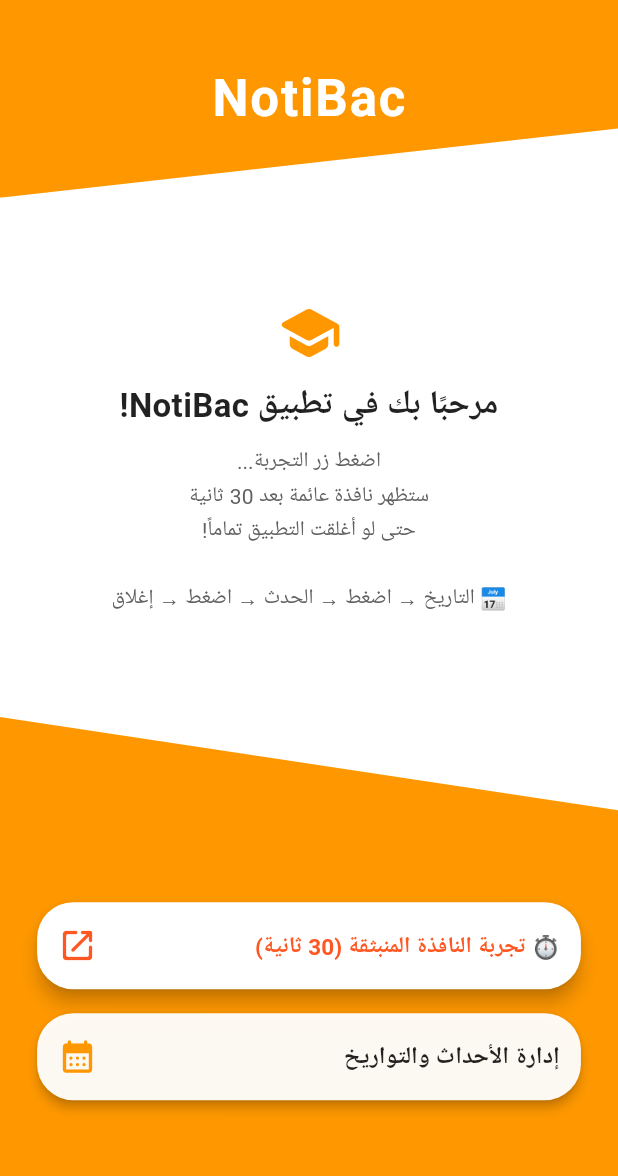
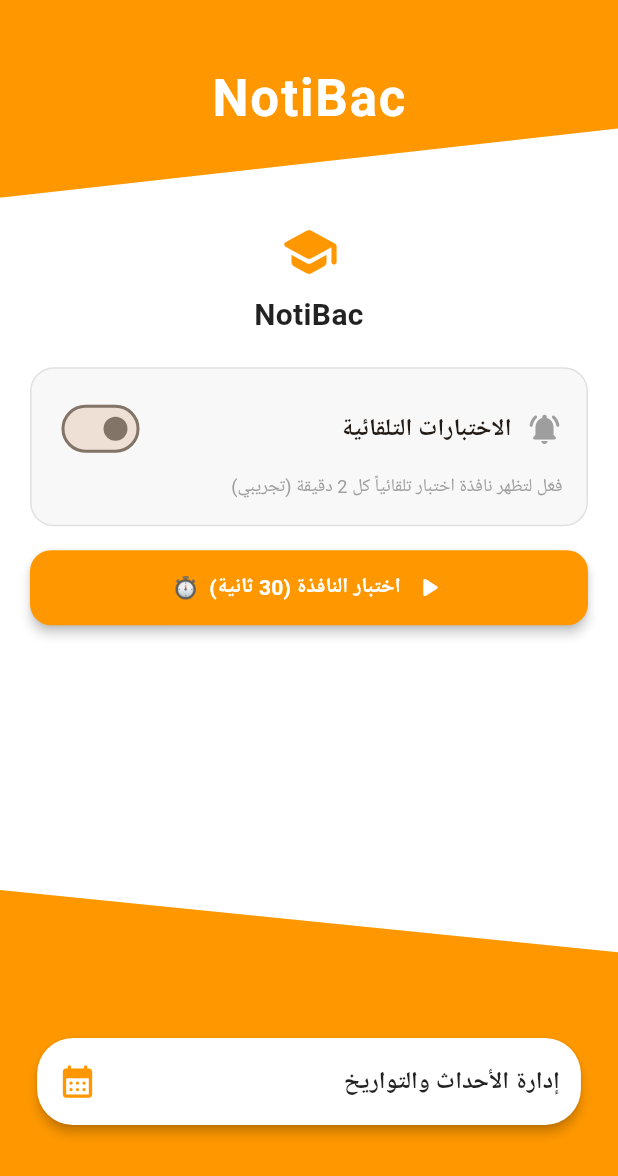
Before and after one commit to Mohamed-Boukra/NotiBac, a Flutter app: the screen it shows after launch, on a phone screen of 412 x 824 dp. Shown: the top 1176 px of the screen. Run offline on Flutter 3.47's test engine with Material 3 defaults, Android fonts, the phone set to English and light mode, and no system bars; our stand-ins replace shared_preferences.

Commit message:
half of the system works , automatic pop ups each 2 min done

```diff
--- a/lib/pages/home_page.dart
+++ b/lib/pages/home_page.dart
@@ -2,6 +2,7 @@
 import 'dart:math';
 import 'package:flutter/material.dart';
 import 'package:flutter/services.dart';
+import 'package:shared_preferences/shared_preferences.dart';
 import '../models/event.dart';
 import '../services/database_service.dart';
 import '../widgets/slant_clipper.dart';
@@ -16,37 +17,50 @@
 
 class _HomePageState extends State<HomePage> {
   static const _ch = MethodChannel('notibac/scheduler');
+
+  // 30-second test state
   bool _running = false;
   int _secs = 30;
   Timer? _timer;
 
+  // Periodic service state
+  bool _periodicEnabled = false;
+
+  @override
+  void initState() {
+    super.initState();
+    _loadPeriodicState();
+  }
+
+  Future<void> _loadPeriodicState() async {
+    final prefs = await SharedPreferences.getInstance();
+    setState(() {
+      _periodicEnabled = prefs.getBool('periodic_enabled') ?? false;
+    });
+  }
+
+  // ── 30-second test ────────────────────────────────────────────────────────
+
   Future<void> _onTestPressed() async {
-    // 1. Check permission via native Kotlin
     final bool granted = await _ch.invokeMethod('checkPermission') ?? false;
     if (!granted) {
       if (!mounted) return;
-      ScaffoldMessenger.of(context).showSnackBar(
-        const SnackBar(
-          content: Text(
-            '🔐 يرجى السماح لـ NotiBac بـ "الظهور فوق التطبيقات" ثم اضغط مرة أخرى',
-            textAlign: TextAlign.right,
-          ),
+      ScaffoldMessenger.of(context).showSnackBar(const SnackBar(
+        content: Text('🔐 فعّل إذن "الظهور فوق التطبيقات" لـ NotiBac ثم اضغط مرة أخرى',
+            textAlign: TextAlign.right),
         backgroundColor: Colors.orange,
         duration: Duration(seconds: 4),
-        ),
-      );
+      ));
       await _ch.invokeMethod('requestPermission');
-      return; // user must press again after granting
+      return;
     }
 
-    // 2. Seed DB and pick a random event
     await DatabaseService.getAllLists();
     List<Event> events = await DatabaseService.getAllEnabledEvents();
     if (events.isEmpty) events = await DatabaseService.getEventsByListId(1);
     if (events.isEmpty || !mounted) return;
     final event = events[Random().nextInt(events.length)];
 
-    // 3. Start native Kotlin foreground service
     await _ch.invokeMethod('scheduleOverlay', {
       'delay_seconds': 30,
       'date': event.date,
@@ -56,18 +70,13 @@
     if (!mounted) return;
     setState(() { _running = true; _secs = 30; });
 
-    ScaffoldMessenger.of(context).showSnackBar(
-      const SnackBar(
-        content: Text(
-          '✅ تم! ستظهر النافذة بعد 30 ثانية — يمكنك إغلاق التطبيق الآن',
-          textAlign: TextAlign.right,
-        ),
+    ScaffoldMessenger.of(context).showSnackBar(const SnackBar(
+      content: Text('✅ ستظهر النافذة بعد 30 ثانية — يمكنك إغلاق التطبيق الآن',
+          textAlign: TextAlign.right),
       backgroundColor: Colors.green,
-        duration: Duration(seconds: 5),
-      ),
-    );
+      duration: Duration(seconds: 4),
+    ));
 
-    // Visual countdown only (real timer runs in native Kotlin service)
     _timer?.cancel();
     _timer = Timer.periodic(const Duration(seconds: 1), (t) {
       if (_secs > 1) {
@@ -79,16 +88,59 @@
     });
   }
 
+  // ── Periodic service toggle ───────────────────────────────────────────────
+
+  Future<void> _togglePeriodic(bool enabled) async {
+    final bool granted = await _ch.invokeMethod('checkPermission') ?? false;
+    if (!granted && enabled) {
+      if (!mounted) return;
+      ScaffoldMessenger.of(context).showSnackBar(const SnackBar(
+        content: Text('🔐 فعّل إذن "الظهور فوق التطبيقات" ثم حاول مجدداً',
+            textAlign: TextAlign.right),
+        backgroundColor: Colors.orange,
+      ));
+      await _ch.invokeMethod('requestPermission');
+      return;
+    }
+
+    final prefs = await SharedPreferences.getInstance();
+    await prefs.setBool('periodic_enabled', enabled);
+
+    if (enabled) {
+      await _ch.invokeMethod('startPeriodic');
+    } else {
+      await _ch.invokeMethod('stopPeriodic');
+    }
+
+    if (!mounted) return;
+    setState(() => _periodicEnabled = enabled);
+
+    ScaffoldMessenger.of(context).showSnackBar(SnackBar(
+      content: Text(
+        enabled
+            ? '✅ الخدمة مفعّلة — ستظهر نافذة كل 2 دقيقة (تجريبي)'
+            : '⏹️ تم إيقاف الخدمة',
+        textAlign: TextAlign.right,
+      ),
+      backgroundColor: enabled ? Colors.green : Colors.grey[700],
+      duration: const Duration(seconds: 3),
+    ));
+  }
+
   @override
   void dispose() { _timer?.cancel(); super.dispose(); }
+
+  // ── Build ─────────────────────────────────────────────────────────────────
 
   @override
   Widget build(BuildContext context) {
     final sh = MediaQuery.of(context).size.height;
     final sw = MediaQuery.of(context).size.width;
+
     return Scaffold(
       backgroundColor: Colors.white,
       body: SafeArea(child: Column(children: [
+        // ── Top header ──
         ClipPath(
           clipper: TopSlantClipper(),
           child: Container(
@@ -99,54 +151,110 @@
                   color: Colors.white, letterSpacing: 1.2)),
           ),
         ),
+
+        // ── Middle body ──
         Expanded(child: Directionality(
           textDirection: TextDirection.rtl,
-          child: Center(child: Padding(
-            padding: const EdgeInsets.symmetric(horizontal: 24),
-            child: Column(mainAxisAlignment: MainAxisAlignment.center, children: [
-              const Icon(Icons.school_rounded, size: 44, color: Colors.orange),
-              const SizedBox(height: 10),
-              const Text('مرحبًا بك في تطبيق NotiBac!',
-                style: TextStyle(fontSize: 22, fontWeight: FontWeight.bold, color: Colors.black87),
-                textAlign: TextAlign.center),
-              const SizedBox(height: 10),
+          child: SingleChildScrollView(
+            padding: const EdgeInsets.symmetric(horizontal: 20, vertical: 16),
+            child: Column(children: [
+              const Icon(Icons.school_rounded, size: 40, color: Colors.orange),
+              const SizedBox(height: 8),
+              const Text('NotiBac', style: TextStyle(fontSize: 20,
+                  fontWeight: FontWeight.bold, color: Colors.black87)),
+
+              const SizedBox(height: 20),
+
+              // ── Periodic service card ──
+              Container(
+                width: double.infinity,
+                decoration: BoxDecoration(
+                  color: _periodicEnabled
+                      ? Colors.green.withValues(alpha: 0.08)
+                      : Colors.grey.withValues(alpha: 0.07),
+                  borderRadius: BorderRadius.circular(16),
+                  border: Border.all(
+                    color: _periodicEnabled ? Colors.green : Colors.grey.shade300,
+                  ),
+                ),
+                padding: const EdgeInsets.all(16),
+                child: Column(crossAxisAlignment: CrossAxisAlignment.start, children: [
+                  Row(children: [
+                    Icon(Icons.notifications_active_rounded,
+                        color: _periodicEnabled ? Colors.green : Colors.grey),
+                    const SizedBox(width: 10),
+                    const Expanded(
+                      child: Text('الاختبارات التلقائية',
+                          style: TextStyle(fontSize: 16, fontWeight: FontWeight.bold)),
+                    ),
+                    Switch(
+                      value: _periodicEnabled,
+                      onChanged: _togglePeriodic,
+                      activeThumbColor: Colors.green,
+                      activeTrackColor: Colors.green.withValues(alpha: 0.4),
+                    ),
+                  ]),
+                  if (_periodicEnabled) ...[
+                    const SizedBox(height: 6),
+                    const Text('✅ الخدمة تعمل — نافذة اختبار كل 2 دقيقة (تجريبي)',
+                        style: TextStyle(fontSize: 12, color: Colors.green)),
+                    const Text('يمكنك إغلاق التطبيق وستستمر في العمل',
+                        style: TextStyle(fontSize: 12, color: Colors.grey)),
+                  ] else ...[
+                    const SizedBox(height: 6),
+                    const Text('فعّل لتظهر نافذة اختبار تلقائياً كل 2 دقيقة (تجريبي)',
+                        style: TextStyle(fontSize: 12, color: Colors.grey)),
+                  ],
+                ]),
+              ),
+
+              const SizedBox(height: 16),
+
+              // ── 30s test button ──
+              SizedBox(
+                width: double.infinity,
+                child: ElevatedButton(
+                  style: ElevatedButton.styleFrom(
+                    padding: const EdgeInsets.symmetric(vertical: 14, horizontal: 14),
+                    shape: RoundedRectangleBorder(borderRadius: BorderRadius.circular(14)),
+                    backgroundColor: _running ? Colors.amber[100] : Colors.orange,
+                    foregroundColor: _running ? Colors.deepOrange : Colors.white,
+                    elevation: 3,
+                  ),
+                  onPressed: _running ? null : _onTestPressed,
+                  child: Row(mainAxisAlignment: MainAxisAlignment.center, children: [
+                    Icon(_running ? Icons.timer_outlined : Icons.play_arrow_rounded, size: 22),
+                    const SizedBox(width: 8),
                     Text(
-                'اضغط زر التجربة...\nستظهر نافذة عائمة بعد 30 ثانية\nحتى لو أغلقت التطبيق تماماً!\n\n'
-                '📅 التاريخ → اضغط → الحدث → اضغط → إغلاق',
-                textAlign: TextAlign.center,
-                style: TextStyle(fontSize: 14, color: Colors.grey[700], height: 1.6)),
+                      _running ? 'اختبار قادم خلال $_secs ثانية...'
+                          : 'اختبار النافذة (30 ثانية)  ⏱️',
+                      style: const TextStyle(fontSize: 14, fontWeight: FontWeight.bold),
+                    ),
                   ]),
+                ),
+              ),
+            ]),
+          ),
         )),
-        )),
+
+        // ── Bottom actions ──
         ClipPath(
           clipper: BottomSlantClipper(),
           child: Container(
-            color: Colors.orange, width: double.infinity, height: sh * 0.42,
+            color: Colors.orange, width: double.infinity, height: sh * 0.28,
             child: Padding(
-              padding: EdgeInsets.only(top: sh * 0.04),
-              child: Column(mainAxisAlignment: MainAxisAlignment.center, children: [
-                SizedBox(width: sw * 0.88, child: ElevatedButton(
+              padding: EdgeInsets.only(top: sh * 0.03),
+              child: Center(
+                child: SizedBox(
+                  width: sw * 0.88,
+                  child: ElevatedButton(
                     style: ElevatedButton.styleFrom(
                       padding: const EdgeInsets.symmetric(vertical: 16, horizontal: 14),
                       shape: RoundedRectangleBorder(borderRadius: BorderRadius.circular(24)),
-                    backgroundColor: _running ? Colors.amber[100] : Colors.white,
-                    foregroundColor: Colors.deepOrange, elevation: 5),
-                  onPressed: _running ? null : _onTestPressed,
-                  child: Row(mainAxisAlignment: MainAxisAlignment.spaceBetween, children: [
-                    Icon(_running ? Icons.timer_outlined : Icons.open_in_new_rounded,
-                        size: 26, color: Colors.deepOrange),
-                    Text(_running ? 'العد التنازلي: $_secs ثانية...'
-                        : 'تجربة النافذة المنبثقة (30 ثانية) ⏱️',
-                        style: const TextStyle(fontSize: 15, fontWeight: FontWeight.bold)),
-                  ]),
-                )),
-                const SizedBox(height: 16),
-                SizedBox(width: sw * 0.88, child: ElevatedButton(
-                  style: ElevatedButton.styleFrom(
-                    padding: const EdgeInsets.symmetric(vertical: 16, horizontal: 14),
-                    shape: RoundedRectangleBorder(borderRadius: BorderRadius.circular(24)),
-                    backgroundColor: Colors.white.withValues(alpha: 0.95),
-                    foregroundColor: Colors.black87, elevation: 3),
+                      backgroundColor: Colors.white,
+                      foregroundColor: Colors.black87,
+                      elevation: 3,
+                    ),
                     onPressed: () => Navigator.push(context,
                         MaterialPageRoute(builder: (_) => const ListsPage())),
                     child: const Row(mainAxisAlignment: MainAxisAlignment.spaceBetween, children: [
@@ -154,8 +262,9 @@
                       Text('إدارة الأحداث والتواريخ',
                           style: TextStyle(fontSize: 16, fontWeight: FontWeight.bold)),
                     ]),
-                )),
-              ]),
+                  ),
+                ),
+              ),
             ),
           ),
         ),
```
Also changed, not shown: 5 other files. Lines whose indentation alone changed are shown as unchanged.
